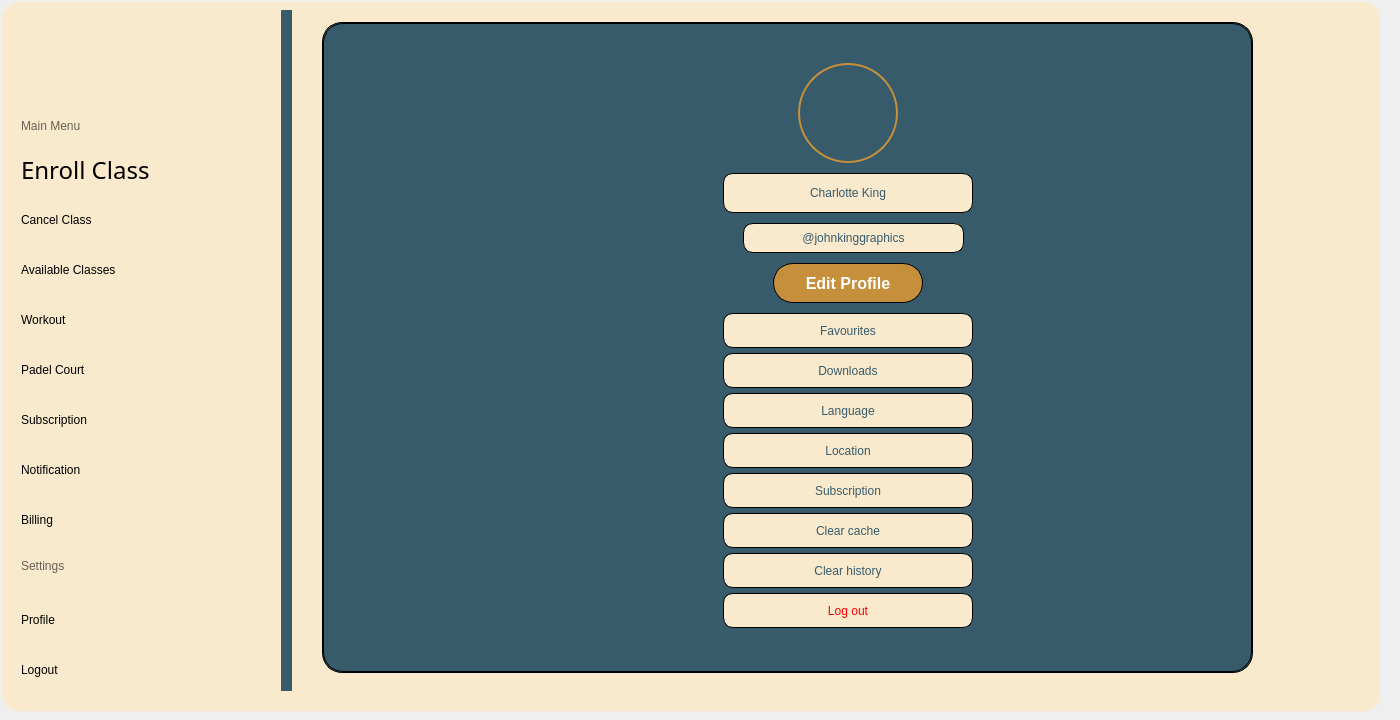
First picture: the form in mainwindow.ui, repository YousefElbooz/FullGymProject, before the edit.
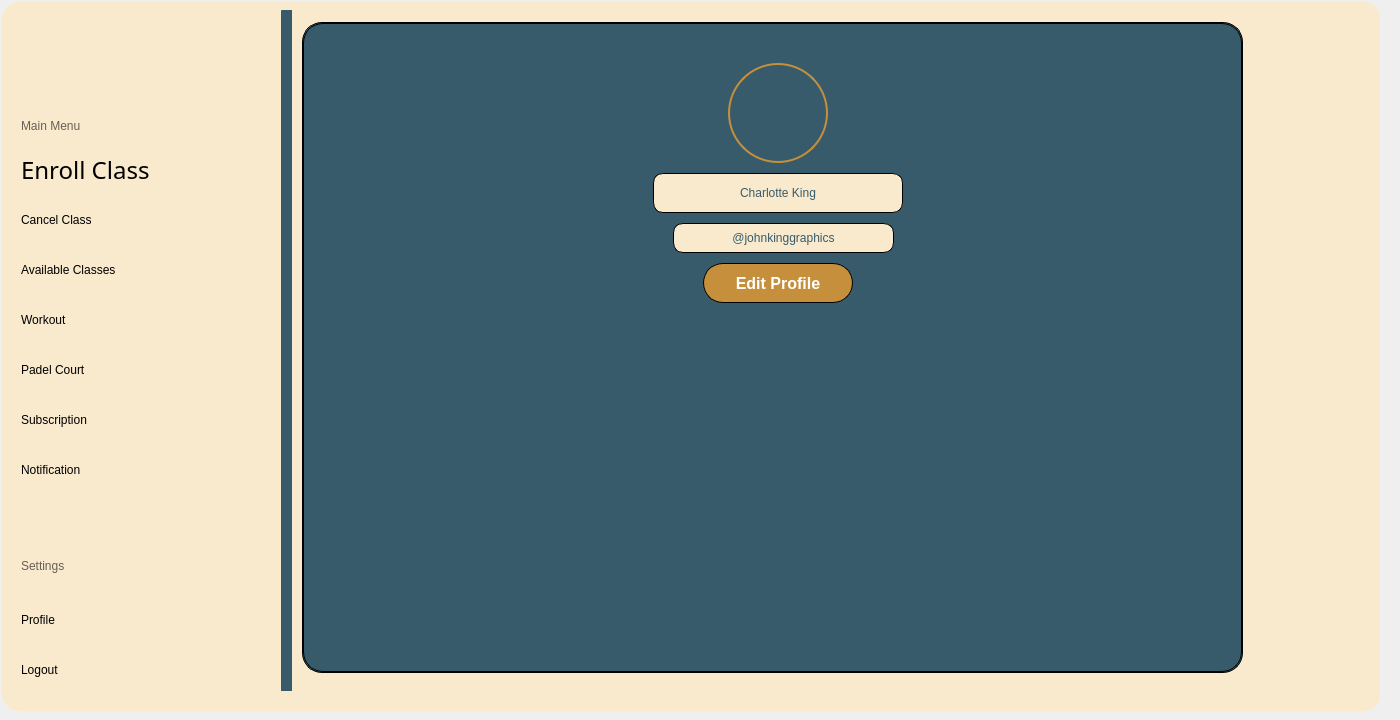
Second picture: the form after the edit. The open tabs and pages were chosen to show the change. Icons and pictures are not drawn.

```diff
--- a/mainwindow.ui
+++ b/mainwindow.ui
@@ -3618,9 +3618,9 @@
        <widget class="QPushButton" name="Billbtn_3">
         <property name="geometry">
          <rect>
-          <x>10</x>
-          <y>490</y>
-          <width>241</width>
+          <x>50</x>
+          <y>20</y>
+          <width>20</width>
           <height>40</height>
          </rect>
         </property>
@@ -3807,7 +3807,7 @@
         <rect>
          <x>300</x>
          <y>10</y>
-         <width>981</width>
+         <width>1041</width>
          <height>691</height>
         </rect>
        </property>
@@ -5008,16 +5008,17 @@
          <widget class="QStackedWidget" name="stackedWidgetProfile">
           <property name="geometry">
            <rect>
-            <x>30</x>
+            <x>10</x>
             <y>10</y>
-            <width>931</width>
+            <width>941</width>
             <height>651</height>
            </rect>
           </property>
           <property name="styleSheet">
            <string notr="true">background-color: rgb(55, 91, 106);
 border:1px solid;
-border-radius:20px;</string>
+border-radius:20px;
+padding:0px;</string>
           </property>
           <property name="currentIndex">
            <number>1</number>
@@ -5026,7 +5027,7 @@
            <widget class="QLabel" name="labelProfilePic">
             <property name="geometry">
              <rect>
-              <x>475</x>
+              <x>425</x>
               <y>40</y>
               <width>100</width>
               <height>100</height>
@@ -5042,7 +5043,7 @@
            <widget class="QLabel" name="labelName">
             <property name="geometry">
              <rect>
-              <x>400</x>
+              <x>350</x>
               <y>150</y>
               <width>250</width>
               <height>40</height>
@@ -5066,7 +5067,7 @@
            <widget class="QLabel" name="labelUsername">
             <property name="geometry">
              <rect>
-              <x>420</x>
+              <x>370</x>
               <y>200</y>
               <width>221</width>
               <height>30</height>
@@ -5090,7 +5091,7 @@
            <widget class="QPushButton" name="btnEditProfile">
             <property name="geometry">
              <rect>
-              <x>450</x>
+              <x>400</x>
               <y>240</y>
               <width>150</width>
               <height>40</height>
@@ -5103,206 +5104,6 @@
              <string>Edit Profile</string>
             </property>
            </widget>
-           <widget class="QPushButton" name="btnFavourites">
-            <property name="geometry">
-             <rect>
-              <x>400</x>
-              <y>290</y>
-              <width>250</width>
-              <height>35</height>
-             </rect>
-            </property>
-            <property name="styleSheet">
-             <string notr="true">QPushButton {
-    background-color: rgb(249, 234, 205);
-    color: rgb(55, 91, 106);
-    border-radius: 10px;
-    font: bold 12pt &quot;Yeasty Flavors&quot;;
-}
-QPushButton:hover {
-    background-color: rgb(198, 143, 59);
-    color: white;
-}</string>
-            </property>
-            <property name="text">
-             <string>Favourites</string>
-            </property>
-           </widget>
-           <widget class="QPushButton" name="btnDownloads">
-            <property name="geometry">
-             <rect>
-              <x>400</x>
-              <y>330</y>
-              <width>250</width>
-              <height>35</height>
-             </rect>
-            </property>
-            <property name="styleSheet">
-             <string notr="true">QPushButton {
-    background-color: rgb(249, 234, 205);
-    color: rgb(55, 91, 106);
-    border-radius: 10px;
-    font: bold 12pt &quot;Yeasty Flavors&quot;;
-}
-QPushButton:hover {
-    background-color: rgb(198, 143, 59);
-    color: white;
-}</string>
-            </property>
-            <property name="text">
-             <string>Downloads</string>
-            </property>
-           </widget>
-           <widget class="QPushButton" name="btnLanguage">
-            <property name="geometry">
-             <rect>
-              <x>400</x>
-              <y>370</y>
-              <width>250</width>
-              <height>35</height>
-             </rect>
-            </property>
-            <property name="styleSheet">
-             <string notr="true">QPushButton {
-    background-color: rgb(249, 234, 205);
-    color: rgb(55, 91, 106);
-    border-radius: 10px;
-    font: bold 12pt &quot;Yeasty Flavors&quot;;
-}
-QPushButton:hover {
-    background-color: rgb(198, 143, 59);
-    color: white;
-}</string>
-            </property>
-            <property name="text">
-             <string>Language</string>
-            </property>
-           </widget>
-           <widget class="QPushButton" name="btnLocation">
-            <property name="geometry">
-             <rect>
-              <x>400</x>
-              <y>410</y>
-              <width>250</width>
-              <height>35</height>
-             </rect>
-            </property>
-            <property name="styleSheet">
-             <string notr="true">QPushButton {
-    background-color: rgb(249, 234, 205);
-    color: rgb(55, 91, 106);
-    border-radius: 10px;
-    font: bold 12pt &quot;Yeasty Flavors&quot;;
-}
-QPushButton:hover {
-    background-color: rgb(198, 143, 59);
-    color: white;
-}</string>
-            </property>
-            <property name="text">
-             <string>Location</string>
-            </property>
-           </widget>
-           <widget class="QPushButton" name="btnSubscription">
-            <property name="geometry">
-             <rect>
-              <x>400</x>
-              <y>450</y>
-              <width>250</width>
-              <height>35</height>
-             </rect>
-            </property>
-            <property name="styleSheet">
-             <string notr="true">QPushButton {
-    background-color: rgb(249, 234, 205);
-    color: rgb(55, 91, 106);
-    border-radius: 10px;
-    font: bold 12pt &quot;Yeasty Flavors&quot;;
-}
-QPushButton:hover {
-    background-color: rgb(198, 143, 59);
-    color: white;
-}</string>
-            </property>
-            <property name="text">
-             <string>Subscription</string>
-            </property>
-           </widget>
-           <widget class="QPushButton" name="btnClearCache">
-            <property name="geometry">
-             <rect>
-              <x>400</x>
-              <y>490</y>
-              <width>250</width>
-              <height>35</height>
-             </rect>
-            </property>
-            <property name="styleSheet">
-             <string notr="true">QPushButton {
-    background-color: rgb(249, 234, 205);
-    color: rgb(55, 91, 106);
-    border-radius: 10px;
-    font: bold 12pt &quot;Yeasty Flavors&quot;;
-}
-QPushButton:hover {
-    background-color: rgb(198, 143, 59);
-    color: white;
-}</string>
-            </property>
-            <property name="text">
-             <string>Clear cache</string>
-            </property>
-           </widget>
-           <widget class="QPushButton" name="btnClearHistory">
-            <property name="geometry">
-             <rect>
-              <x>400</x>
-              <y>530</y>
-              <width>250</width>
-              <height>35</height>
-             </rect>
-            </property>
-            <property name="styleSheet">
-             <string notr="true">QPushButton {
-    background-color: rgb(249, 234, 205);
-    color: rgb(55, 91, 106);
-    border-radius: 10px;
-    font: bold 12pt &quot;Yeasty Flavors&quot;;
-}
-QPushButton:hover {
-    background-color: rgb(198, 143, 59);
-    color: white;
-}</string>
-            </property>
-            <property name="text">
-             <string>Clear history</string>
-            </property>
-           </widget>
-           <widget class="QPushButton" name="btnLogout">
-            <property name="geometry">
-             <rect>
-              <x>400</x>
-              <y>570</y>
-              <width>250</width>
-              <height>35</height>
-             </rect>
-            </property>
-            <property name="styleSheet">
-             <string notr="true">QPushButton {
-    background-color: rgb(249, 234, 205);
-    color: rgb(255, 0, 0);
-    border-radius: 10px;
-    font: bold 12pt &quot;Yeasty Flavors&quot;;
-}
-QPushButton:hover {
-    background-color: rgb(198, 143, 59);
-    color: white;
-}</string>
-            </property>
-            <property name="text">
-             <string>Log out</string>
-            </property>
-           </widget>
           </widget>
           <widget class="QWidget" name="editProfilePage">
            <widget class="QLabel" name="labelEditProfilePic">
```
Left out of the diff: 111 changed lines with no effect on the pictures.
